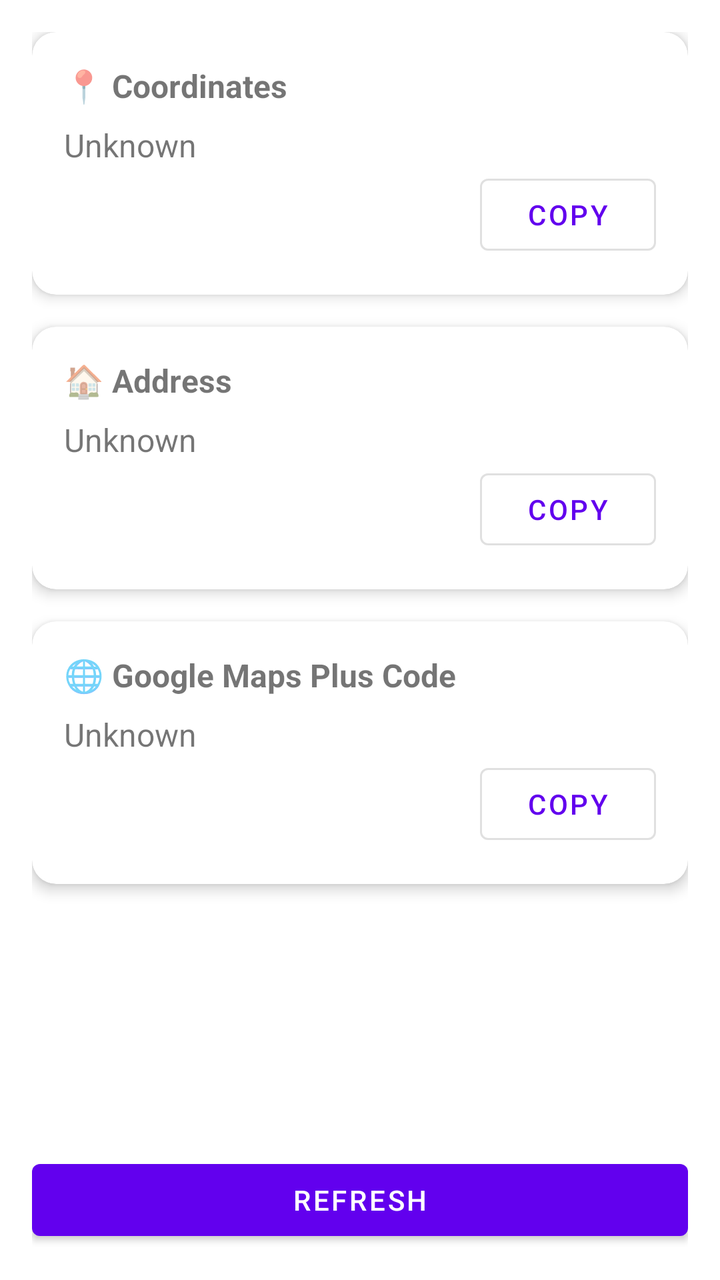
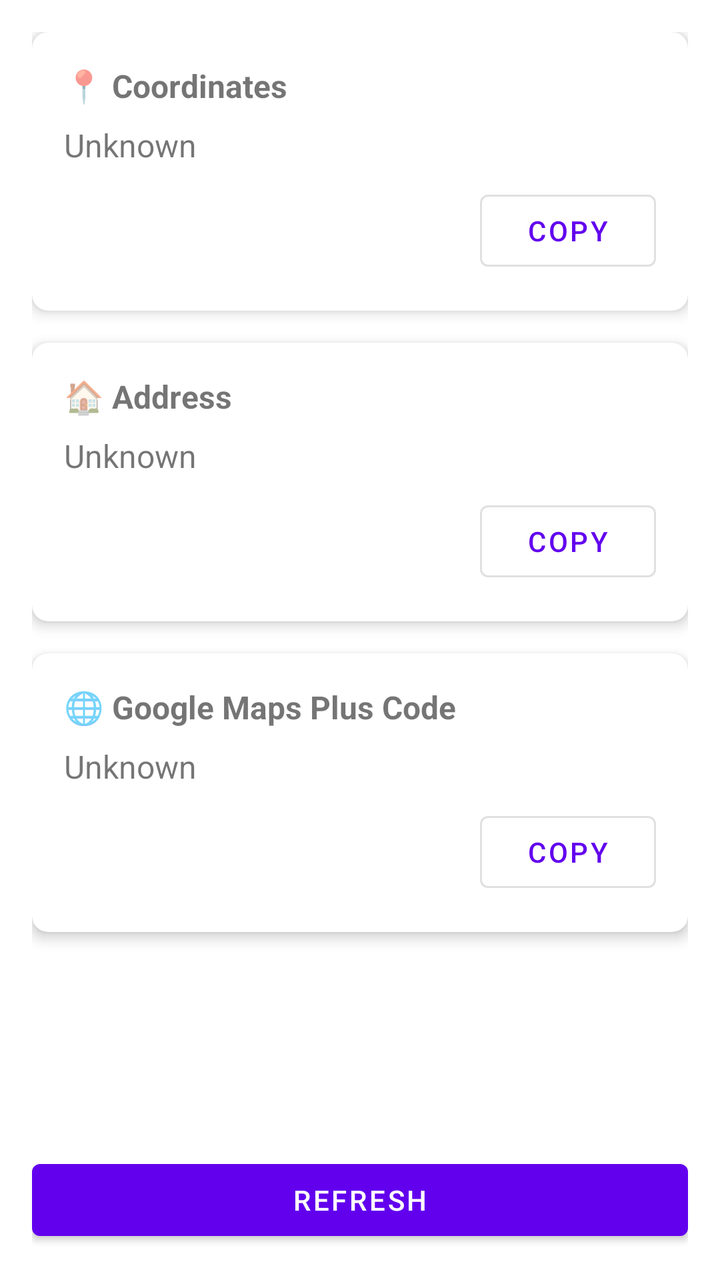

The first picture is an Android layout as it rendered before a commit; the second is the same layout after the commit. The layout source and the unified diff follow.
<!-- AndroidManifest.xml: application theme Theme.GeoLocator -->
<!-- res/layout/activity_main.xml -->
<?xml version="1.0" encoding="utf-8"?>
<androidx.constraintlayout.widget.ConstraintLayout xmlns:android="http://schemas.android.com/apk/res/android"
    xmlns:app="http://schemas.android.com/apk/res-auto"
    xmlns:tools="http://schemas.android.com/tools"
    android:id="@+id/main"
    android:layout_width="match_parent"
    android:layout_height="match_parent"
    tools:context=".MainActivity">

    <ScrollView
        android:layout_width="match_parent"
        android:layout_height="0dp"
        android:fillViewport="true"
        android:padding="16dp"
        app:layout_constraintBottom_toTopOf="@id/linearLayout_buttons"
        app:layout_constraintEnd_toEndOf="parent"
        app:layout_constraintStart_toStartOf="parent"
        app:layout_constraintTop_toTopOf="parent">

        <LinearLayout
            android:layout_width="match_parent"
            android:layout_height="wrap_content"
            android:orientation="vertical">

            
            <com.google.android.material.card.MaterialCardView
                android:layout_width="match_parent"
                android:layout_height="wrap_content"
                android:layout_marginBottom="16dp"
                app:cardCornerRadius="12dp"
                app:cardElevation="4dp">

                <LinearLayout
                    android:layout_width="match_parent"
                    android:layout_height="wrap_content"
                    android:orientation="vertical"
                    android:padding="16dp">

                    <TextView
                        android:layout_width="match_parent"
                        android:layout_height="wrap_content"
                        android:layout_marginBottom="8dp"
                        android:text="📍 Coordinates"
                        android:textSize="16sp"
                        android:textStyle="bold" />

                    <TextView
                        android:id="@+id/textView_coordinates"
                        android:layout_width="match_parent"
                        android:layout_height="wrap_content"
                        android:text="Unknown"
                        android:textSize="16sp" />

                    <com.google.android.material.button.MaterialButton
                        android:id="@+id/button_copy_coordinates"
                        style="@style/Widget.MaterialComponents.Button.OutlinedButton"
                        android:layout_width="wrap_content"
                        android:layout_height="wrap_content"
                        android:layout_gravity="end"
                        android:text="Copy" />

                </LinearLayout>
            </com.google.android.material.card.MaterialCardView>

            
            <com.google.android.material.card.MaterialCardView
                android:layout_width="match_parent"
                android:layout_height="wrap_content"
                android:layout_marginBottom="16dp"
                app:cardCornerRadius="12dp"
                app:cardElevation="4dp">

                <LinearLayout
                    android:layout_width="match_parent"
                    android:layout_height="wrap_content"
                    android:orientation="vertical"
                    android:padding="16dp">

                    <TextView
                        android:layout_width="match_parent"
                        android:layout_height="wrap_content"
                        android:layout_marginBottom="8dp"
                        android:text="🏠 Address"
                        android:textSize="16sp"
                        android:textStyle="bold" />

                    <TextView
                        android:id="@+id/textView_address"
                        android:layout_width="match_parent"
                        android:layout_height="wrap_content"
                        android:text="Unknown"
                        android:textSize="16sp" />

                    <com.google.android.material.button.MaterialButton
                        android:id="@+id/button_copy_address"
                        style="@style/Widget.MaterialComponents.Button.OutlinedButton"
                        android:layout_width="wrap_content"
                        android:layout_height="wrap_content"
                        android:layout_gravity="end"
                        android:text="Copy" />

                </LinearLayout>
            </com.google.android.material.card.MaterialCardView>

            
            <com.google.android.material.card.MaterialCardView
                android:layout_width="match_parent"
                android:layout_height="wrap_content"
                android:layout_marginBottom="16dp"
                app:cardCornerRadius="12dp"
                app:cardElevation="4dp">

                <LinearLayout
                    android:layout_width="match_parent"
                    android:layout_height="wrap_content"
                    android:orientation="vertical"
                    android:padding="16dp">

                    <TextView
                        android:layout_width="match_parent"
                        android:layout_height="wrap_content"
                        android:layout_marginBottom="8dp"
                        android:text="🌐 Google Maps Plus Code"
                        android:textSize="16sp"
                        android:textStyle="bold" />

                    <TextView
                        android:id="@+id/textView_plus_code"
                        android:layout_width="match_parent"
                        android:layout_height="wrap_content"
                        android:text="Unknown"
                        android:textSize="16sp" />

                    <com.google.android.material.button.MaterialButton
                        android:id="@+id/button_copy_plus_code"
                        style="@style/Widget.MaterialComponents.Button.OutlinedButton"
                        android:layout_width="wrap_content"
                        android:layout_height="wrap_content"
                        android:layout_gravity="end"
                        android:text="Copy" />

                </LinearLayout>
            </com.google.android.material.card.MaterialCardView>

        </LinearLayout>
    </ScrollView>

    <LinearLayout
        android:id="@+id/linearLayout_buttons"
        android:layout_width="match_parent"
        android:layout_height="wrap_content"
        android:layout_margin="16dp"
        android:gravity="center"
        android:orientation="vertical"
        app:layout_constraintBottom_toBottomOf="parent"
        app:layout_constraintEnd_toEndOf="parent"
        app:layout_constraintStart_toStartOf="parent">

        <Button
            android:id="@+id/button_refresh"
            android:layout_width="match_parent"
            android:layout_height="wrap_content"
            android:text="Refresh" />

    </LinearLayout>

</androidx.constraintlayout.widget.ConstraintLayout>
<!-- resources referenced by this layout -->
<resources>
  <style name="Theme.GeoLocator" parent="Theme.MaterialComponents.DayNight.DarkActionBar">
          
          <item name="colorPrimary">@color/purple_500</item>
          <item name="colorPrimaryVariant">@color/purple_700</item>
          <item name="colorOnPrimary">@color/white</item>
          
          <item name="colorSecondary">@color/teal_200</item>
          <item name="colorSecondaryVariant">@color/teal_700</item>
          <item name="colorOnSecondary">@color/black</item>
          
          <item name="android:statusBarColor">?attr/colorPrimaryVariant</item>
          
      </style>
  <color name="purple_500">#FF6200EE</color>
  <color name="purple_700">#FF3700B3</color>
  <color name="white">#FFFFFFFF</color>
  <color name="teal_200">#FF03DAC5</color>
  <color name="teal_700">#FF018786</color>
  <color name="black">#FF000000</color>
</resources>

<!-- the commit's change to res/layout/activity_main.xml (unified diff, before → after) -->
@@ -27,7 +27,7 @@
                 android:layout_width="match_parent"
                 android:layout_height="wrap_content"
                 android:layout_marginBottom="16dp"
-                app:cardCornerRadius="12dp"
+                app:cardCornerRadius="8dp"
                 app:cardElevation="4dp">
 
                 <LinearLayout
@@ -48,6 +48,7 @@
                         android:id="@+id/textView_coordinates"
                         android:layout_width="match_parent"
                         android:layout_height="wrap_content"
+                        android:layout_marginBottom="8dp"
                         android:text="Unknown"
                         android:textSize="16sp" />
 
@@ -67,7 +68,7 @@
                 android:layout_width="match_parent"
                 android:layout_height="wrap_content"
                 android:layout_marginBottom="16dp"
-                app:cardCornerRadius="12dp"
+                app:cardCornerRadius="8dp"
                 app:cardElevation="4dp">
 
                 <LinearLayout
@@ -88,6 +89,7 @@
                         android:id="@+id/textView_address"
                         android:layout_width="match_parent"
                         android:layout_height="wrap_content"
+                        android:layout_marginBottom="8dp"
                         android:text="Unknown"
                         android:textSize="16sp" />
 
@@ -107,7 +109,7 @@
                 android:layout_width="match_parent"
                 android:layout_height="wrap_content"
                 android:layout_marginBottom="16dp"
-                app:cardCornerRadius="12dp"
+                app:cardCornerRadius="8dp"
                 app:cardElevation="4dp">
 
                 <LinearLayout
@@ -128,6 +130,7 @@
                         android:id="@+id/textView_plus_code"
                         android:layout_width="match_parent"
                         android:layout_height="wrap_content"
+                        android:layout_marginBottom="8dp"
                         android:text="Unknown"
                         android:textSize="16sp" />
 
